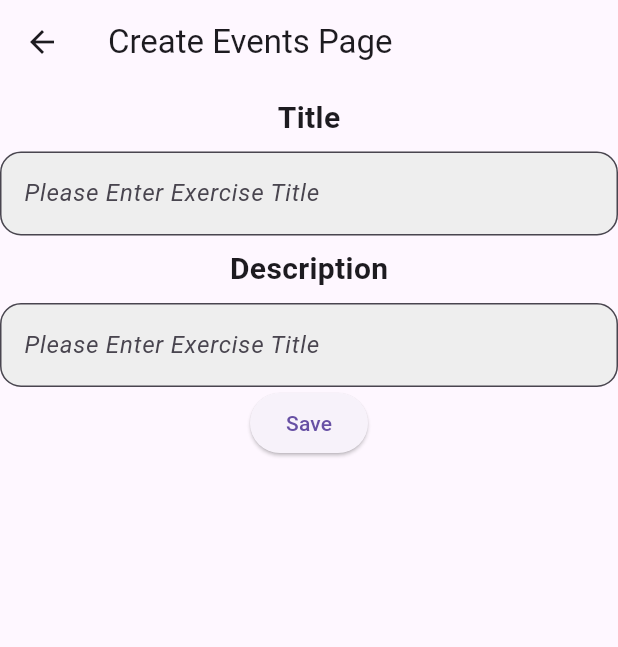
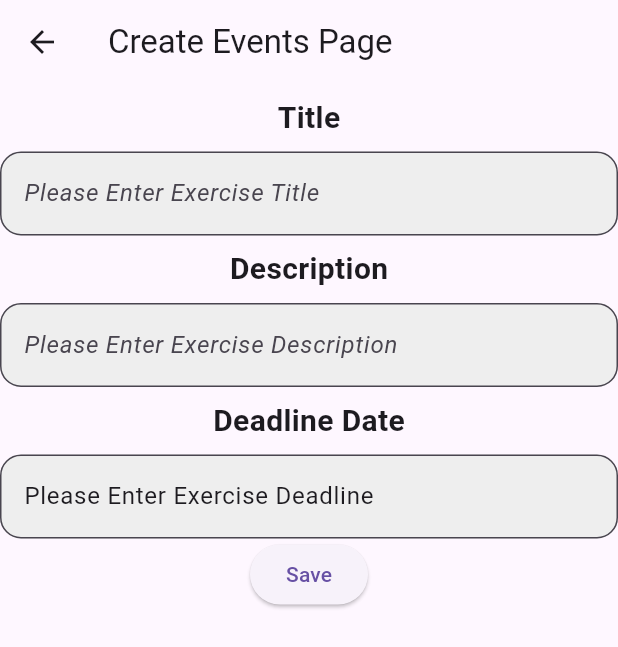
Before and after one commit to SemihKucukpehlivan/kisisel_hedef_asistani, a Flutter app: the CreateToDoScreen screen opened directly, on a phone screen of 412 x 824 dp. Shown: the top 647 px of the screen. Run offline on Flutter 3.47's test engine with Material 3 defaults, Android fonts, the light colour scheme and no system bars; our stand-ins replace cloud_firestore, firebase_auth, firebase_core, fluttertoast, google_sign_in; accounts and stored records are empty.

Commit message:
dateTime added

```diff
--- a/lib/main.dart
+++ b/lib/main.dart
@@ -2,7 +2,6 @@ import 'package:firebase_core/firebase_core.dart';
 import 'package:flutter/material.dart';
 import 'package:kisisel_hedef_asistani/firebase_options.dart';
 import 'package:kisisel_hedef_asistani/screens/loginAndSignUpScreen/loginScreen.dart';
-import 'package:kisisel_hedef_asistani/screens/menuScreen.dart';
 
 void main() async {
   WidgetsFlutterBinding.ensureInitialized();
--- a/lib/model/model.dart
+++ b/lib/model/model.dart
@@ -1,12 +1,16 @@
+import 'package:cloud_firestore/cloud_firestore.dart';
+
 class ToDo {
   String userId;
   String title;
   String description;
+  Timestamp deadline;
 
 
   ToDo({
     required this.userId,
     required this.title,
     required this.description,
+    required this.deadline
   });
 }
--- a/lib/screens/createToDoScreen.dart
+++ b/lib/screens/createToDoScreen.dart
@@ -1,3 +1,4 @@
+import 'package:cloud_firestore/cloud_firestore.dart';
 import 'package:firebase_auth/firebase_auth.dart';
 import 'package:flutter/material.dart';
 import 'package:kisisel_hedef_asistani/model/model.dart';
@@ -5,7 +6,7 @@ import 'package:kisisel_hedef_asistani/services/firestore_service.dart';
 import 'package:kisisel_hedef_asistani/widgets/textInputContainer.dart';
 
 class CreateToDoScreen extends StatefulWidget {
-  const CreateToDoScreen({super.key});
+  const CreateToDoScreen({Key? key}) : super(key: key);
 
   @override
   State<CreateToDoScreen> createState() => _CreateToDoScreenState();
@@ -14,10 +15,13 @@ class CreateToDoScreen extends StatefulWidget {
 class _CreateToDoScreenState extends State<CreateToDoScreen> {
   final TextEditingController _titleController = TextEditingController();
   final TextEditingController _descriptionController = TextEditingController();
-  DateTime _startDate = DateTime.now();
-  DateTime _finishDate = DateTime.now();
+  final TextEditingController _dateController =
+      TextEditingController(text: "Please Enter Exercise Deadline");
 
   final FirestoreService firestoreService = FirestoreService();
+
+  DateTime? picked;
+  Timestamp? deadlineTimeStamp;
 
   @override
   Widget build(BuildContext context) {
@@ -27,13 +31,21 @@ class _CreateToDoScreenState extends State<CreateToDoScreen> {
       ),
       body: Column(children: [
         TextInputContainer(
-            label: "Title",
-            controller: _titleController,
-            hintText: "Please Enter Exercise Title"),
+          label: "Title",
+          controller: _titleController,
+          hintText: "Please Enter Exercise Title",
+        ),
         TextInputContainer(
-            label: "Description",
-            controller: _descriptionController,
-            hintText: "Please Enter Exercise Title"),
+          label: "Description",
+          controller: _descriptionController,
+          hintText: "Please Enter Exercise Description",
+        ),
+        TextInputContainer(
+          label: "Deadline Date",
+          controller: _dateController,
+          hintText: "Please Enter Exercise Deadline",
+          onTap: _datePick,
+        ),
         // Save Button
         ElevatedButton(
           onPressed: () async {
@@ -48,6 +60,7 @@ class _CreateToDoScreenState extends State<CreateToDoScreen> {
                 userId: userId,
                 title: title,
                 description: description,
+                deadline: deadlineTimeStamp ?? Timestamp.now(), // Set the deadline here
               );
 
               await firestoreService.addTodo(newTodo, userId);
@@ -60,4 +73,21 @@ class _CreateToDoScreenState extends State<CreateToDoScreen> {
       ]),
     );
   }
+
+  void _datePick() async {
+    picked = await showDatePicker(
+      context: context,
+      initialDate: DateTime.now(),
+      firstDate: DateTime.now().subtract(Duration(days: 0)),
+      lastDate: DateTime(2100),
+    );
+    if (picked != null) {
+      setState(() {
+        _dateController.text =
+            '${picked!.year} - ${picked!.month} - ${picked!.day}';
+        deadlineTimeStamp = Timestamp.fromMicrosecondsSinceEpoch(
+            picked!.microsecondsSinceEpoch);
+      });
+    }
+  }
 }
--- a/lib/services/firestore_service.dart
+++ b/lib/services/firestore_service.dart
@@ -13,6 +13,7 @@ class FirestoreService {
         'userId': userId,  // Ekledik: ToDo'nun hangi kullanıcıya ait olduğunu belirtmek için userId
         'title': todo.title,
         'description': todo.description,
+        'deadline':todo.deadline,
       });
 
       Fluttertoast.showToast(msg: "ToDo added successfully");
--- a/lib/widgets/textInputContainer.dart
+++ b/lib/widgets/textInputContainer.dart
@@ -4,11 +4,13 @@ class TextInputContainer extends StatelessWidget {
   final String label;
   final TextEditingController controller;
   final String hintText;
+  final VoidCallback? onTap;
   const TextInputContainer(
       {super.key,
       required this.label,
       required this.controller,
-      required this.hintText,});
+      required this.hintText,
+      this.onTap});
 
   @override
   Widget build(BuildContext context) {
@@ -23,6 +25,7 @@ class TextInputContainer extends StatelessWidget {
           ),
         ),
         TextFormField(
+          onTap: onTap,
           controller: controller,
           decoration: InputDecoration(
               hintText: hintText,
```
